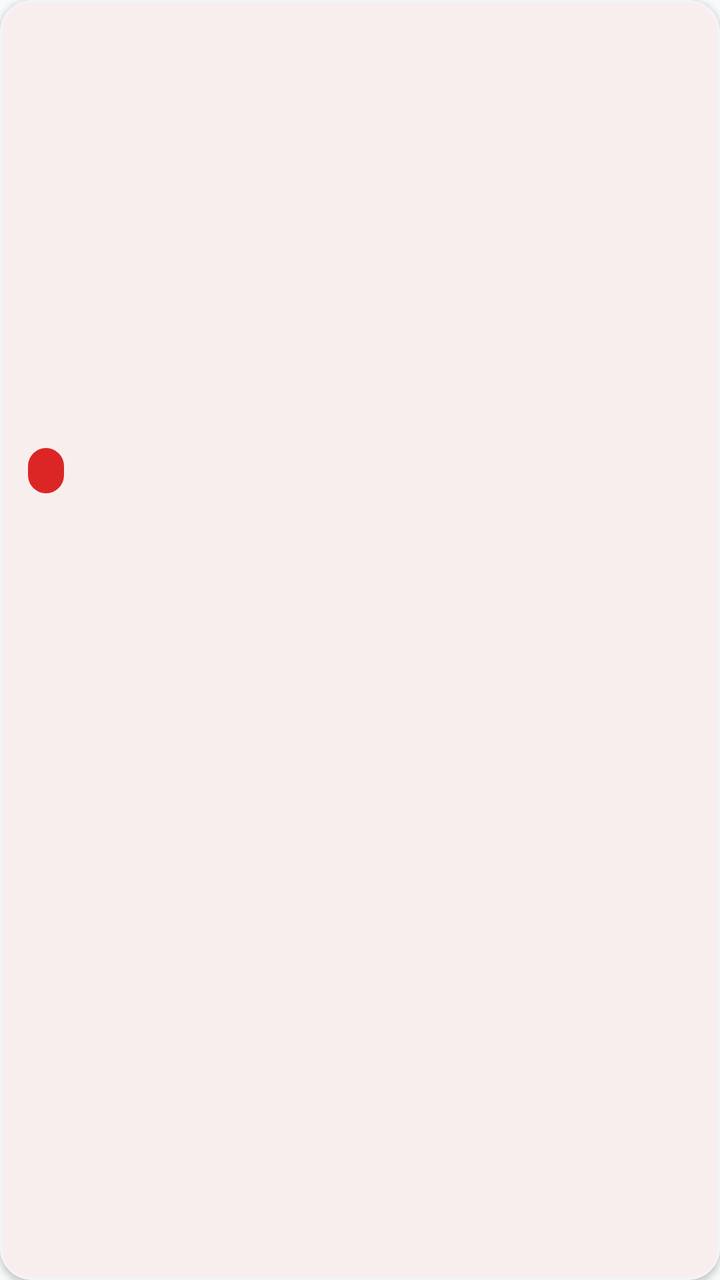
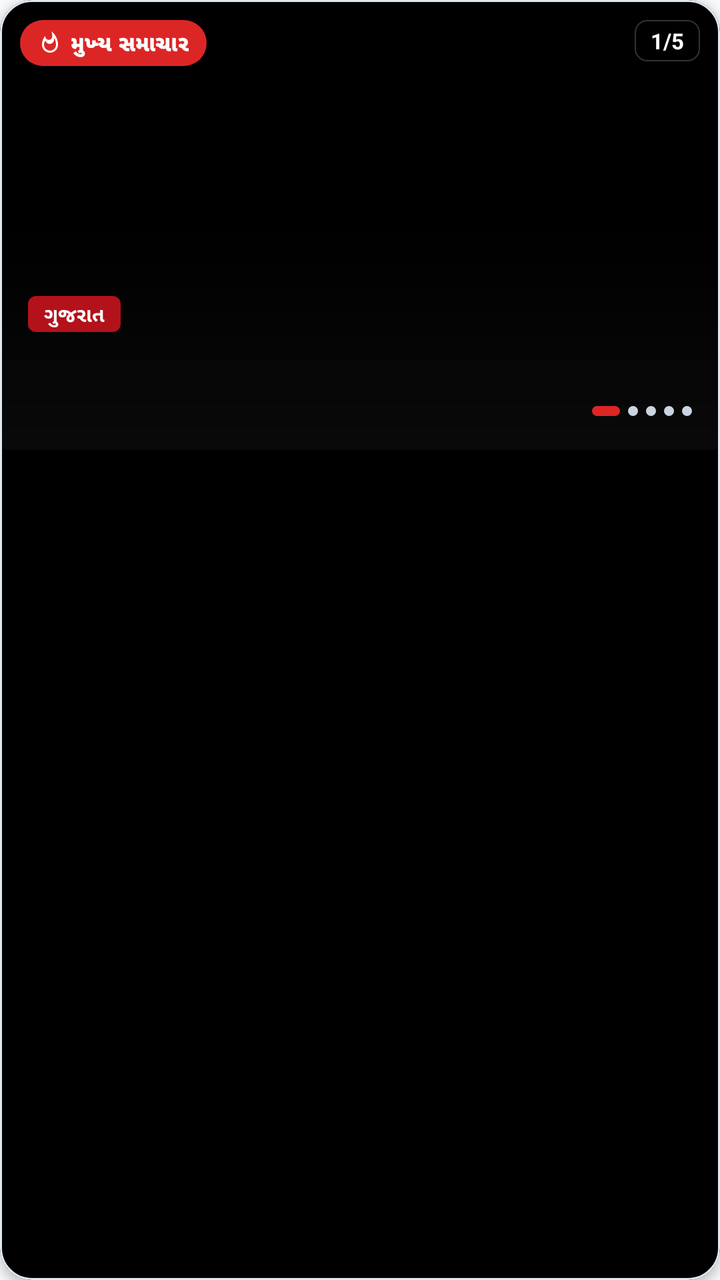

The first picture is an Android layout as it rendered before a commit; the second is the same layout after the commit. The layout source and the unified diff follow.
<!-- AndroidManifest.xml: application theme Theme.GujaratPost -->
<!-- res/layout/item_home_hero.xml -->
<?xml version="1.0" encoding="utf-8"?>
<com.google.android.material.card.MaterialCardView xmlns:android="http://schemas.android.com/apk/res/android"
    xmlns:app="http://schemas.android.com/apk/res-auto"
    android:id="@+id/card_hero_featured"
    android:layout_width="match_parent"
    android:layout_height="wrap_content"
    android:layout_marginHorizontal="10dp"
    android:layout_marginTop="4dp"
    android:layout_marginBottom="8dp"
    android:clickable="true"
    android:focusable="true"
    app:cardBackgroundColor="@color/white"
    app:cardCornerRadius="16dp"
    app:cardElevation="2dp"
    app:strokeColor="#F1F5F9"
    app:strokeWidth="1dp">

    <LinearLayout
        android:layout_width="match_parent"
        android:layout_height="wrap_content"
        android:orientation="vertical">

        
        <com.google.android.material.imageview.ShapeableImageView
            android:id="@+id/iv_hero_image"
            android:layout_width="match_parent"
            android:layout_height="210dp"
            android:scaleType="centerCrop"
            android:contentDescription="@string/app_name"
            app:shapeAppearanceOverlay="@style/ShapeAppearance.Material3.Corner.None" />

        
        <LinearLayout
            android:layout_width="match_parent"
            android:layout_height="wrap_content"
            android:orientation="vertical"
            android:padding="14dp">

            <LinearLayout
                android:layout_width="match_parent"
                android:layout_height="wrap_content"
                android:gravity="center_vertical"
                android:orientation="horizontal">

                <TextView
                    android:id="@+id/tv_hero_category"
                    android:layout_width="wrap_content"
                    android:layout_height="wrap_content"
                    android:background="@drawable/bg_breaking_pill"
                    android:paddingHorizontal="9dp"
                    android:paddingVertical="4dp"
                    android:textColor="@color/white"
                    android:textSize="11sp"
                    android:textStyle="bold" />

                <TextView
                    android:id="@+id/tv_hero_date"
                    android:layout_width="wrap_content"
                    android:layout_height="wrap_content"
                    android:layout_marginStart="8dp"
                    android:textColor="#64748B"
                    android:textSize="11.5sp" />
            </LinearLayout>

            <TextView
                android:id="@+id/tv_hero_title"
                android:layout_width="match_parent"
                android:layout_height="wrap_content"
                android:layout_marginTop="8dp"
                android:fontFamily="sans-serif-medium"
                android:lineSpacingMultiplier="1.25"
                android:maxLines="3"
                android:textColor="#0F172A"
                android:textSize="18sp"
                android:textStyle="bold" />

            <TextView
                android:id="@+id/tv_hero_excerpt"
                android:layout_width="match_parent"
                android:layout_height="wrap_content"
                android:layout_marginTop="6dp"
                android:ellipsize="end"
                android:lineSpacingMultiplier="1.2"
                android:maxLines="2"
                android:textColor="#334155"
                android:textSize="13sp" />
        </LinearLayout>
    </LinearLayout>
</com.google.android.material.card.MaterialCardView>
<!-- resources referenced by this layout -->
<resources>
  <color name="white">#FFFFFF</color>
  <!-- drawable bg_breaking_pill (drawable) -->
  <?xml version="1.0" encoding="utf-8"?>
  <shape xmlns:android="http://schemas.android.com/apk/res/android"
      android:shape="rectangle">
      <solid android:color="#DC2626" />
      <corners android:radius="14dp" />
  </shape>
  <string name="app_name">ગુજરાત પોસ્ટ</string>
  <style name="Theme.GujaratPost" parent="Theme.Material3.DayNight.NoActionBar">
          
          <item name="colorPrimary">@color/brand_primary</item>
          <item name="colorPrimaryVariant">@color/brand_primary_dark</item>
          <item name="colorOnPrimary">@color/white</item>
          <item name="colorPrimaryContainer">@color/brand_primary_container</item>
  
          
          <item name="android:windowBackground">@color/bg_main</item>
          <item name="colorSurface">@color/surface_card</item>
          <item name="colorOnSurface">@color/text_primary</item>
  
          
          <item name="android:statusBarColor">@color/brand_primary</item>
          <item name="android:windowLightStatusBar">false</item>
          <item name="android:navigationBarColor">@color/surface_card</item>
          <item name="android:windowLightNavigationBar">true</item>
      </style>
  <color name="brand_primary">#B3121B</color>
  <color name="brand_primary_dark">#8E0E15</color>
  <color name="brand_primary_container">#FFDAD9</color>
  <color name="bg_main">#F8FAFC</color>
  <color name="surface_card">#FFFFFF</color>
  <color name="text_primary">#0F172A</color>
</resources>

<!-- the commit's change to res/layout/item_home_hero.xml (unified diff, before → after) -->
@@ -5,85 +5,185 @@
     android:layout_width="match_parent"
     android:layout_height="wrap_content"
     android:layout_marginHorizontal="10dp"
-    android:layout_marginTop="4dp"
+    android:layout_marginTop="6dp"
     android:layout_marginBottom="8dp"
     android:clickable="true"
     android:focusable="true"
-    app:cardBackgroundColor="@color/white"
+    app:cardBackgroundColor="@color/black"
     app:cardCornerRadius="16dp"
-    app:cardElevation="2dp"
-    app:strokeColor="#F1F5F9"
+    app:cardElevation="3dp"
+    app:strokeColor="#E2E8F0"
     app:strokeWidth="1dp">
 
-    <LinearLayout
+    <FrameLayout
         android:layout_width="match_parent"
-        android:layout_height="wrap_content"
-        android:orientation="vertical">
+        android:layout_height="225dp">
 
         
-        <com.google.android.material.imageview.ShapeableImageView
+        <ImageView
             android:id="@+id/iv_hero_image"
             android:layout_width="match_parent"
-            android:layout_height="210dp"
+            android:layout_height="match_parent"
             android:scaleType="centerCrop"
-            android:contentDescription="@string/app_name"
-            app:shapeAppearanceOverlay="@style/ShapeAppearance.Material3.Corner.None" />
+            android:contentDescription="@string/app_name" />
+
+        
+        <View
+            android:layout_width="match_parent"
+            android:layout_height="match_parent"
+            android:background="@drawable/bg_hero_gradient" />
+
+        
+        <LinearLayout
+            android:layout_width="wrap_content"
+            android:layout_height="wrap_content"
+            android:layout_gravity="top|start"
+            android:layout_margin="10dp"
+            android:background="@drawable/bg_breaking_pill"
+            android:gravity="center_vertical"
+            android:orientation="horizontal"
+            android:paddingHorizontal="9dp"
+            android:paddingVertical="4dp">
+
+            <ImageView
+                android:layout_width="12dp"
+                android:layout_height="12dp"
+                android:layout_marginEnd="4dp"
+                android:src="@drawable/ic_flame"
+                app:tint="@color/white" />
+
+            <TextView
+                android:id="@+id/tv_hero_badge"
+                android:layout_width="wrap_content"
+                android:layout_height="wrap_content"
+                android:fontFamily="sans-serif-black"
+                android:letterSpacing="0.04"
+                android:text="મુખ્ય સમાચાર"
+                android:textColor="@color/white"
+                android:textSize="10.5sp"
+                android:textStyle="bold" />
+        </LinearLayout>
+
+        
+        <TextView
+            android:id="@+id/tv_hero_slide_counter"
+            android:layout_width="wrap_content"
+            android:layout_height="wrap_content"
+            android:layout_gravity="top|end"
+            android:layout_margin="10dp"
+            android:background="@drawable/bg_reel_pill"
+            android:paddingHorizontal="8dp"
+            android:paddingVertical="3dp"
+            android:text="1/5"
+            android:textColor="@color/white"
+            android:textSize="11sp"
+            android:textStyle="bold" />
 
         
         <LinearLayout
             android:layout_width="match_parent"
             android:layout_height="wrap_content"
+            android:layout_gravity="bottom"
             android:orientation="vertical"
-            android:padding="14dp">
+            android:paddingHorizontal="14dp"
+            android:paddingBottom="12dp">
 
+            
+            <TextView
+                android:id="@+id/tv_hero_category"
+                android:layout_width="wrap_content"
+                android:layout_height="wrap_content"
+                android:background="@drawable/bg_pill_category_red"
+                android:paddingHorizontal="8dp"
+                android:paddingVertical="2dp"
+                android:text="ગુજરાત"
+                android:textAllCaps="true"
+                android:textColor="@color/white"
+                android:textSize="10sp"
+                android:textStyle="bold" />
+
+            
+            <TextView
+                android:id="@+id/tv_hero_title"
+                android:layout_width="match_parent"
+                android:layout_height="wrap_content"
+                android:layout_marginTop="5dp"
+                android:ellipsize="end"
+                android:fontFamily="sans-serif-black"
+                android:lineSpacingMultiplier="1.15"
+                android:maxLines="2"
+                android:shadowColor="#CC000000"
+                android:shadowDx="0"
+                android:shadowDy="1"
+                android:shadowRadius="3"
+                android:textColor="@color/white"
+                android:textSize="16.5sp"
+                android:textStyle="bold" />
+
+            
             <LinearLayout
                 android:layout_width="match_parent"
                 android:layout_height="wrap_content"
+                android:layout_marginTop="5dp"
                 android:gravity="center_vertical"
                 android:orientation="horizontal">
-
-                <TextView
-                    android:id="@+id/tv_hero_category"
-                    android:layout_width="wrap_content"
-                    android:layout_height="wrap_content"
-                    android:background="@drawable/bg_breaking_pill"
-                    android:paddingHorizontal="9dp"
-                    android:paddingVertical="4dp"
-                    android:textColor="@color/white"
-                    android:textSize="11sp"
-                    android:textStyle="bold" />
 
                 <TextView
                     android:id="@+id/tv_hero_date"
                     android:layout_width="wrap_content"
                     android:layout_height="wrap_content"
-                    android:layout_marginStart="8dp"
-                    android:textColor="#64748B"
-                    android:textSize="11.5sp" />
+                    android:textColor="#E2E8F0"
+                    android:textSize="11sp" />
+
+                
+                <View
+                    android:layout_width="0dp"
+                    android:layout_height="1dp"
+                    android:layout_weight="1" />
+
+                <LinearLayout
+                    android:id="@+id/layout_hero_dots"
+                    android:layout_width="wrap_content"
+                    android:layout_height="wrap_content"
+                    android:gravity="center_vertical"
+                    android:orientation="horizontal">
+
+                    <View
+                        android:id="@+id/dot_0"
+                        android:layout_width="14dp"
+                        android:layout_height="5dp"
+                        android:layout_marginEnd="4dp"
+                        android:background="@drawable/bg_dot_active" />
+
+                    <View
+                        android:id="@+id/dot_1"
+                        android:layout_width="5dp"
+                        android:layout_height="5dp"
+                        android:layout_marginEnd="4dp"
+                        android:background="@drawable/bg_dot_inactive" />
+
+                    <View
+                        android:id="@+id/dot_2"
+                        android:layout_width="5dp"
+                        android:layout_height="5dp"
+                        android:layout_marginEnd="4dp"
+                        android:background="@drawable/bg_dot_inactive" />
+
+                    <View
+                        android:id="@+id/dot_3"
+                        android:layout_width="5dp"
+                        android:layout_height="5dp"
+                        android:layout_marginEnd="4dp"
+                        android:background="@drawable/bg_dot_inactive" />
+
+                    <View
+                        android:id="@+id/dot_4"
+                        android:layout_width="5dp"
+                        android:layout_height="5dp"
+                        android:background="@drawable/bg_dot_inactive" />
+                </LinearLayout>
             </LinearLayout>
 
-            <TextView
-                android:id="@+id/tv_hero_title"
-                android:layout_width="match_parent"
-                android:layout_height="wrap_content"
-                android:layout_marginTop="8dp"
-                android:fontFamily="sans-serif-medium"
-                android:lineSpacingMultiplier="1.25"
-                android:maxLines="3"
-                android:textColor="#0F172A"
-                android:textSize="18sp"
-                android:textStyle="bold" />
-
-            <TextView
-                android:id="@+id/tv_hero_excerpt"
-                android:layout_width="match_parent"
-                android:layout_height="wrap_content"
-                android:layout_marginTop="6dp"
-                android:ellipsize="end"
-                android:lineSpacingMultiplier="1.2"
-                android:maxLines="2"
-                android:textColor="#334155"
-                android:textSize="13sp" />
         </LinearLayout>
-    </LinearLayout>
+    </FrameLayout>
 </com.google.android.material.card.MaterialCardView>
<!-- resource entries referenced after the edit -->
@@ -1,5 +1,6 @@
 <!-- resources referenced by this layout -->
 <resources>
+  <color name="black">#000000</color>
   <color name="white">#FFFFFF</color>
   <!-- drawable bg_breaking_pill (drawable) -->
   <?xml version="1.0" encoding="utf-8"?>
@@ -8,6 +9,57 @@
       <solid android:color="#DC2626" />
       <corners android:radius="14dp" />
   </shape>
+  <!-- drawable bg_dot_active (drawable) -->
+  <?xml version="1.0" encoding="utf-8"?>
+  <shape xmlns:android="http://schemas.android.com/apk/res/android"
+      android:shape="rectangle">
+      <solid android:color="@color/brand_red" />
+      <corners android:radius="4dp" />
+  </shape>
+  <!-- drawable bg_dot_inactive (drawable) -->
+  <?xml version="1.0" encoding="utf-8"?>
+  <shape xmlns:android="http://schemas.android.com/apk/res/android"
+      android:shape="oval">
+      <solid android:color="#CBD5E1" />
+  </shape>
+  <!-- drawable bg_hero_gradient (drawable) -->
+  <?xml version="1.0" encoding="utf-8"?>
+  <shape xmlns:android="http://schemas.android.com/apk/res/android"
+      android:shape="rectangle">
+      <gradient
+          android:angle="270"
+          android:startColor="#00000000"
+          android:centerColor="#88000000"
+          android:endColor="#F00A0A0A"
+          android:type="linear" />
+  </shape>
+  <!-- drawable bg_pill_category_red (drawable) -->
+  <?xml version="1.0" encoding="utf-8"?>
+  <shape xmlns:android="http://schemas.android.com/apk/res/android"
+      android:shape="rectangle">
+      <solid android:color="@color/brand_primary" />
+      <corners android:radius="4dp" />
+  </shape>
+  <!-- drawable bg_reel_pill (drawable) -->
+  <?xml version="1.0" encoding="utf-8"?>
+  <shape xmlns:android="http://schemas.android.com/apk/res/android"
+      android:shape="rectangle">
+      <solid android:color="#99000000" />
+      <corners android:radius="6dp" />
+      <stroke
+          android:width="0.75dp"
+          android:color="#33FFFFFF" />
+  </shape>
+  <!-- drawable ic_flame (drawable) -->
+  <vector xmlns:android="http://schemas.android.com/apk/res/android"
+      android:width="24dp"
+      android:height="24dp"
+      android:viewportWidth="24"
+      android:viewportHeight="24">
+      <path
+          android:fillColor="#FFFFFFFF"
+          android:pathData="M13.5,0.67s0.74,2.65 0.74,4.8c0,2.06 -1.35,3.73 -3.41,3.73 -2.07,0 -3.63,-1.67 -3.63,-3.73l0.03,-0.36C5.21,7.51 4,10.61 4,14c0,4.42 3.58,8 8,8s8,-3.58 8,-8C20,8.61 17.41,3.8 13.5,0.67zM12,20c-3.31,0 -6,-2.69 -6,-6 0,-1.53 0.57,-2.93 1.53,-4.01 0.44,1.87 2.09,3.27 4.07,3.27 2.48,0 4.5,-2.02 4.5,-4.5 0,-0.61 -0.12,-1.19 -0.34,-1.72C17.02,8.42 18,11.08 18,14c0,3.31 -2.69,6 -6,6z" />
+  </vector>
   <string name="app_name">ગુજરાત પોસ્ટ</string>
   <style name="Theme.GujaratPost" parent="Theme.Material3.DayNight.NoActionBar">
           
@@ -27,6 +79,7 @@
           <item name="android:navigationBarColor">@color/surface_card</item>
           <item name="android:windowLightNavigationBar">true</item>
       </style>
+  <color name="brand_red">#DC2626</color>
   <color name="brand_primary">#B3121B</color>
   <color name="brand_primary_dark">#8E0E15</color>
   <color name="brand_primary_container">#FFDAD9</color>
